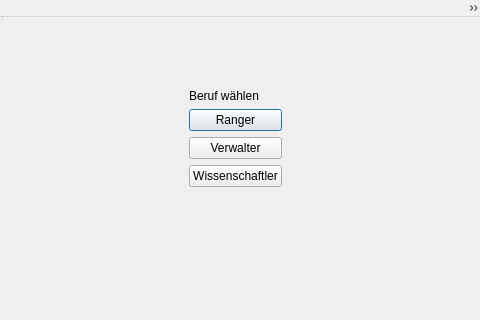
Qt form NationalParkGUI/personbearbeiten.ui (haritianaramparany3331-ship-it/Verwaltung-eines-Nationalparks) before a commit; both pictures show x 0 to 480 and y 0 to 320 of the 480 by 640 pixel window.
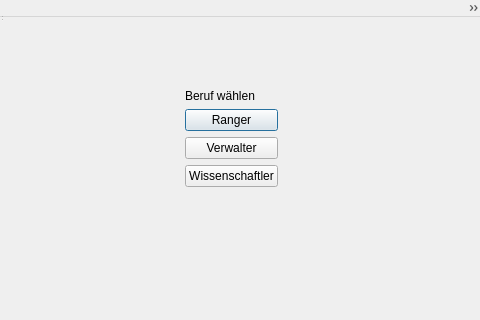
The same form after that commit. The open tabs and pages were chosen to show the change.

The edit to the form file:
```diff
--- a/NationalParkGUI/personbearbeiten.ui
+++ b/NationalParkGUI/personbearbeiten.ui
@@ -14,6 +14,14 @@
    <string>MainWindow</string>
   </property>
   <widget class="QWidget" name="centralwidget">
+   <property name="geometry">
+    <rect>
+     <x>0</x>
+     <y>0</y>
+     <width>464</width>
+     <height>276</height>
+    </rect>
+   </property>
    <layout class="QVBoxLayout" name="verticalLayout">
     <item>
      <widget class="QStackedWidget" name="stackedWidget">
```
Left out of the diff: 13 changed lines with no effect on the pictures.
